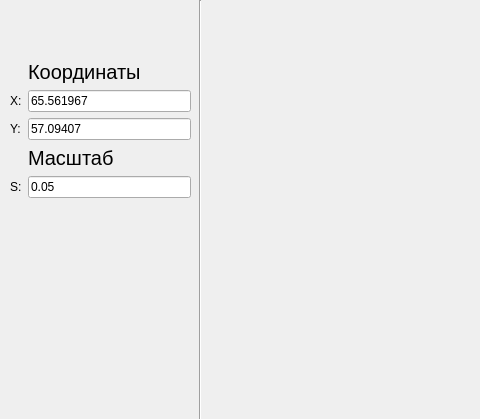
This is untitled.ui in MariaZyryanova72/MapsAPI as Qt 5 draws it before an edit; both pictures show x 0 to 480 and y 0 to 419 of the 1036 by 812 pixel window. The edited form follows.
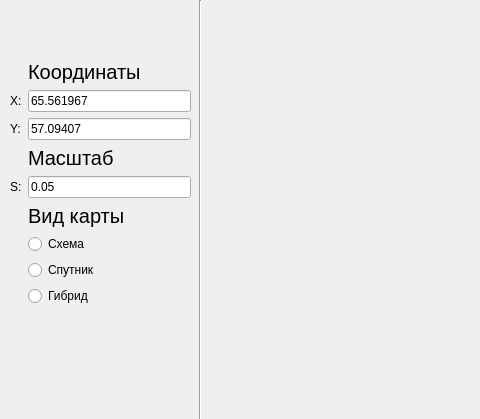
This is the edited form.

Commit message: Добавлен переключатель слоёв карты (схема/спутник/гибрид), при изменении которого меняется вид карты.

What changed in the file:
```diff
--- a/untitled.ui
+++ b/untitled.ui
@@ -38,7 +38,7 @@
      <x>10</x>
      <y>60</y>
      <width>181</width>
-     <height>193</height>
+     <height>299</height>
     </rect>
    </property>
    <layout class="QFormLayout" name="formLayout">
@@ -117,6 +117,48 @@
       </property>
      </widget>
     </item>
+    <item row="5" column="1">
+     <widget class="QLabel" name="label_6">
+      <property name="font">
+       <font>
+        <pointsize>15</pointsize>
+       </font>
+      </property>
+      <property name="text">
+       <string>Вид карты</string>
+      </property>
+     </widget>
+    </item>
+    <item row="6" column="1">
+     <widget class="QRadioButton" name="radioButton_map">
+      <property name="focusPolicy">
+       <enum>Qt::ClickFocus</enum>
+      </property>
+      <property name="text">
+       <string>Схема</string>
+      </property>
+     </widget>
+    </item>
+    <item row="7" column="1">
+     <widget class="QRadioButton" name="radioButton_sat">
+      <property name="focusPolicy">
+       <enum>Qt::ClickFocus</enum>
+      </property>
+      <property name="text">
+       <string>Спутник</string>
+      </property>
+     </widget>
+    </item>
+    <item row="8" column="1">
+     <widget class="QRadioButton" name="radioButton_satskl">
+      <property name="focusPolicy">
+       <enum>Qt::ClickFocus</enum>
+      </property>
+      <property name="text">
+       <string>Гибрид</string>
+      </property>
+     </widget>
+    </item>
    </layout>
   </widget>
   <widget class="Line" name="line">
```
The commit also changes 1 other file.
